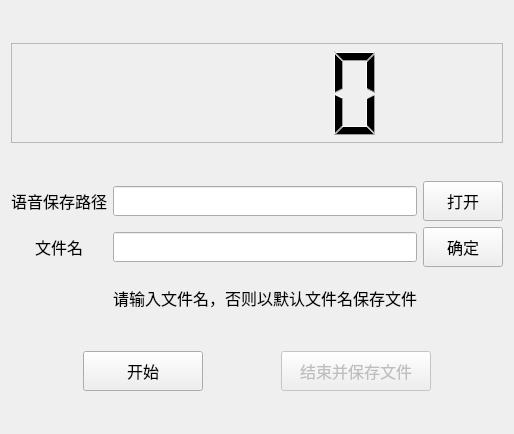
Qt form ui/sound_recording_frame.ui (wp19991/speech_enhancement) before a commit.
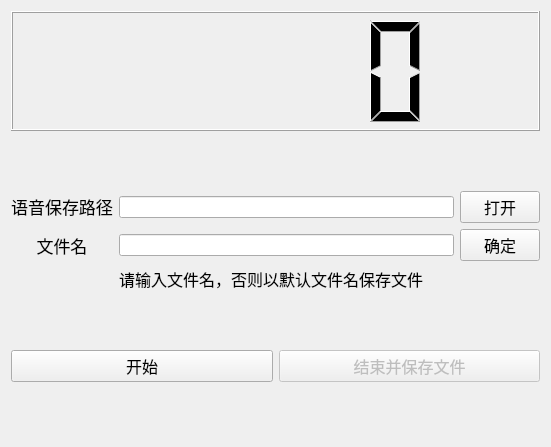
The same form after that commit. Icons and pictures are not drawn.

What changed in the file:
```diff
--- a/ui/sound_recording_frame.ui
+++ b/ui/sound_recording_frame.ui
@@ -6,8 +6,8 @@
    <rect>
     <x>0</x>
     <y>0</y>
-    <width>507</width>
-    <height>434</height>
+    <width>551</width>
+    <height>447</height>
    </rect>
   </property>
   <property name="windowTitle">
@@ -23,34 +23,15 @@
      <property name="minimumSize">
       <size>
        <width>0</width>
-       <height>90</height>
+       <height>120</height>
       </size>
      </property>
      <property name="maximumSize">
       <size>
-       <width>999999</width>
-       <height>100</height>
+       <width>16777215</width>
+       <height>120</height>
       </size>
      </property>
-     <property name="font">
-      <font>
-       <family>Algerian</family>
-       <weight>50</weight>
-       <bold>false</bold>
-      </font>
-     </property>
-     <property name="frameShape">
-      <enum>QFrame::StyledPanel</enum>
-     </property>
-     <property name="frameShadow">
-      <enum>QFrame::Raised</enum>
-     </property>
-     <property name="lineWidth">
-      <number>2</number>
-     </property>
-     <property name="smallDecimalPoint">
-      <bool>false</bool>
-     </property>
      <property name="mode">
       <enum>QLCDNumber::Dec</enum>
      </property>
@@ -59,14 +40,51 @@
      </property>
     </widget>
    </item>
+   <item>
+    <spacer name="verticalSpacer">
+     <property name="orientation">
+      <enum>Qt::Vertical</enum>
+     </property>
+     <property name="sizeHint" stdset="0">
+      <size>
+       <width>20</width>
+       <height>40</height>
+      </size>
+     </property>
+    </spacer>
+   </item>
    <item>
     <layout class="QGridLayout" name="gridLayout">
+     <item row="1" column="2">
+      <widget class="QPushButton" name="save_name_pushButton">
+       <property name="minimumSize">
+        <size>
+         <width>0</width>
+         <height>30</height>
+        </size>
+       </property>
+       <property name="font">
+        <font>
+         <pointsize>12</pointsize>
+        </font>
+       </property>
+       <property name="cursor">
+        <cursorShape>PointingHandCursor</cursorShape>
+       </property>
+       <property name="toolTip">
+        <string>确定文件名称</string>
+       </property>
+       <property name="text">
+        <string>确定</string>
+       </property>
+      </widget>
+     </item>
      <item row="0" column="2">
       <widget class="QPushButton" name="sound_recording_save_path_pushButton">
        <property name="minimumSize">
         <size>
          <width>0</width>
-         <height>40</height>
+         <height>30</height>
         </size>
        </property>
        <property name="font">
@@ -85,73 +103,51 @@
        </property>
       </widget>
      </item>
+     <item row="2" column="1">
+      <widget class="QLabel" name="show_save_path_label">
+       <property name="font">
+        <font>
+         <pointsize>12</pointsize>
+        </font>
+       </property>
+       <property name="toolTip">
+        <string>最后文件保存的路径以及文件名显示</string>
+       </property>
+       <property name="text">
+        <string>请输入文件名，否则以默认文件名保存文件</string>
+       </property>
+      </widget>
+     </item>
+     <item row="1" column="0">
+      <widget class="QLabel" name="label_2">
+       <property name="font">
+        <font>
+         <pointsize>13</pointsize>
+        </font>
+       </property>
+       <property name="text">
+        <string>文件名</string>
+       </property>
+       <property name="alignment">
+        <set>Qt::AlignCenter</set>
+       </property>
+      </widget>
+     </item>
      <item row="0" column="1">
       <widget class="QLineEdit" name="sound_recording_save_path_lineEdit">
-       <property name="minimumSize">
-        <size>
-         <width>0</width>
-         <height>30</height>
-        </size>
-       </property>
        <property name="readOnly">
         <bool>true</bool>
        </property>
       </widget>
      </item>
-     <item row="1" column="0">
-      <widget class="QLabel" name="label_2">
-       <property name="font">
-        <font>
-         <pointsize>12</pointsize>
-        </font>
-       </property>
-       <property name="text">
-        <string>文件名</string>
-       </property>
-       <property name="alignment">
-        <set>Qt::AlignCenter</set>
-       </property>
-      </widget>
-     </item>
-     <item row="1" column="2">
-      <widget class="QPushButton" name="save_name_pushButton">
-       <property name="minimumSize">
-        <size>
-         <width>0</width>
-         <height>40</height>
-        </size>
-       </property>
-       <property name="font">
-        <font>
-         <pointsize>12</pointsize>
-        </font>
-       </property>
-       <property name="cursor">
-        <cursorShape>PointingHandCursor</cursorShape>
-       </property>
-       <property name="toolTip">
-        <string>确定文件名称</string>
-       </property>
-       <property name="text">
-        <string>确定</string>
-       </property>
-      </widget>
-     </item>
      <item row="1" column="1">
-      <widget class="QLineEdit" name="save_name_lineEdit">
-       <property name="minimumSize">
-        <size>
-         <width>0</width>
-         <height>30</height>
-        </size>
-       </property>
-      </widget>
+      <widget class="QLineEdit" name="save_name_lineEdit"/>
      </item>
      <item row="0" column="0">
       <widget class="QLabel" name="label">
        <property name="font">
         <font>
-         <pointsize>12</pointsize>
+         <pointsize>13</pointsize>
         </font>
        </property>
        <property name="text">
@@ -162,49 +158,29 @@
        </property>
       </widget>
      </item>
-     <item row="2" column="1">
-      <widget class="QLabel" name="show_save_path_label">
-       <property name="minimumSize">
-        <size>
-         <width>0</width>
-         <height>40</height>
-        </size>
-       </property>
-       <property name="maximumSize">
-        <size>
-         <width>16777215</width>
-         <height>30</height>
-        </size>
-       </property>
-       <property name="font">
-        <font>
-         <pointsize>12</pointsize>
-        </font>
-       </property>
-       <property name="toolTip">
-        <string>最后文件保存的路径以及文件名显示</string>
-       </property>
-       <property name="text">
-        <string>请输入文件名，否则以默认文件名保存文件</string>
-       </property>
-      </widget>
-     </item>
     </layout>
    </item>
+   <item>
+    <spacer name="verticalSpacer_2">
+     <property name="orientation">
+      <enum>Qt::Vertical</enum>
+     </property>
+     <property name="sizeHint" stdset="0">
+      <size>
+       <width>20</width>
+       <height>40</height>
+      </size>
+     </property>
+    </spacer>
+   </item>
    <item>
     <layout class="QHBoxLayout" name="horizontalLayout_3">
      <item>
       <widget class="QPushButton" name="sound_recording_save_path_start_pushButton">
        <property name="minimumSize">
         <size>
-         <width>90</width>
-         <height>40</height>
-        </size>
-       </property>
-       <property name="maximumSize">
-        <size>
-         <width>120</width>
-         <height>16777215</height>
+         <width>0</width>
+         <height>30</height>
         </size>
        </property>
        <property name="font">
@@ -234,14 +210,8 @@
        </property>
        <property name="minimumSize">
         <size>
-         <width>90</width>
-         <height>40</height>
-        </size>
-       </property>
-       <property name="maximumSize">
-        <size>
-         <width>150</width>
-         <height>16777215</height>
+         <width>0</width>
+         <height>30</height>
         </size>
        </property>
        <property name="font">
@@ -269,6 +239,19 @@
      </item>
     </layout>
    </item>
+   <item>
+    <spacer name="verticalSpacer_3">
+     <property name="orientation">
+      <enum>Qt::Vertical</enum>
+     </property>
+     <property name="sizeHint" stdset="0">
+      <size>
+       <width>20</width>
+       <height>40</height>
+      </size>
+     </property>
+    </spacer>
+   </item>
   </layout>
  </widget>
  <resources>
```
Left out of the diff: 8 changed lines with no effect on the pictures.
